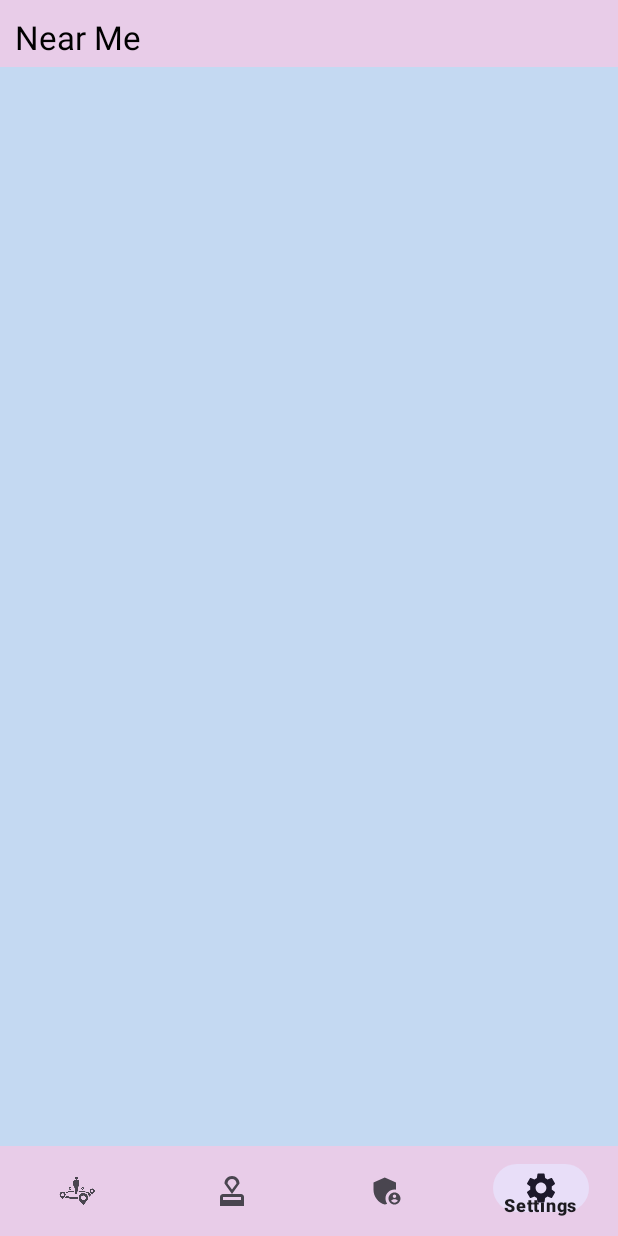
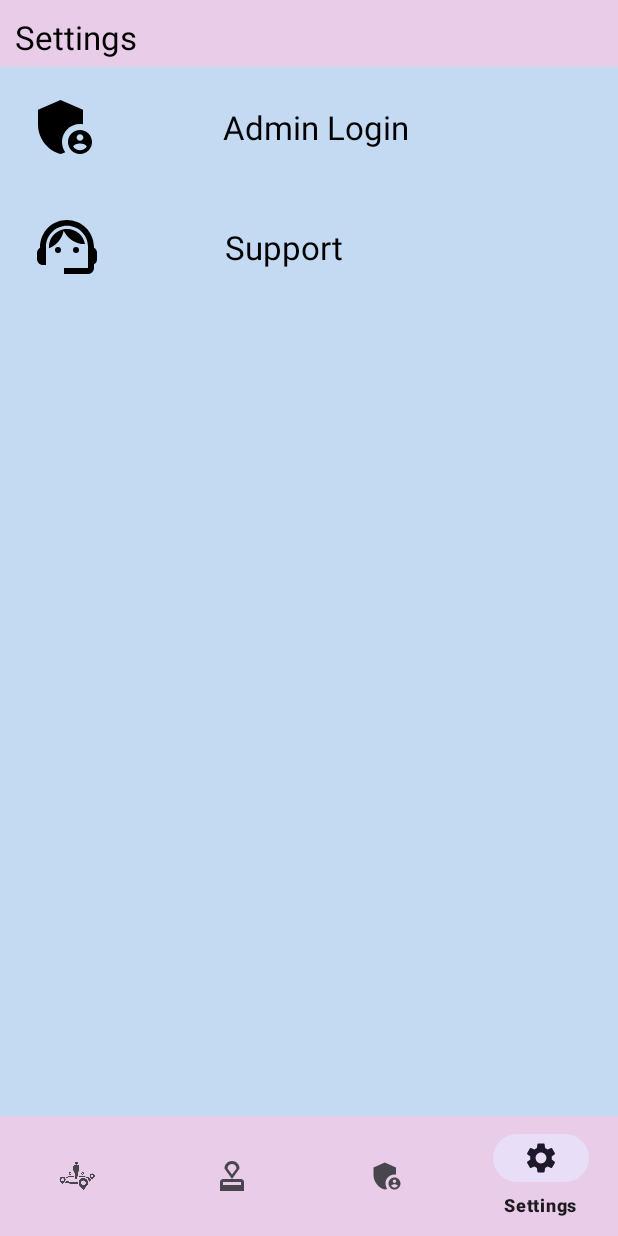
Before and after one commit to BanglaWarlock/ENG_SUS_COLLAB, an Android app: the screen it shows after launch (MainActivity), item 4 of the bottom bar chosen, on a phone screen of 412 x 824 dp. Run offline under Robolectric (Android 15) with nearby library versions, the light colour scheme and no system bars.

Commit message:
- Changed bottom row nav in main xml to match parent for width, height to wrap content. - Fragment container -> now doesnt take up entire thing, just the rest of the space besides bottom navigation. - Main Activity now responsive to tab changes.

```diff
--- a/app/src/main/java/com/example/eng_sus_collab/MainActivity.kt
+++ b/app/src/main/java/com/example/eng_sus_collab/MainActivity.kt
@@ -5,9 +5,18 @@ import androidx.activity.enableEdgeToEdge
 import androidx.appcompat.app.AppCompatActivity
 import androidx.core.view.ViewCompat
 import androidx.core.view.WindowInsetsCompat
+import androidx.fragment.app.Fragment
+import com.google.android.material.bottomnavigation.BottomNavigationView
 
 class MainActivity : AppCompatActivity()
 {
+    private var activeFragment: Fragment? = null
+
+    private var nearMeFragment = NearMe()
+    private var mapFragment = MapView()
+    private var adminFragment = AdminView()
+    private var settingsFragment = SettingsView()
+
     override fun onCreate(savedInstanceState: Bundle?)
     {
         super.onCreate(savedInstanceState)
@@ -17,8 +26,78 @@ class MainActivity : AppCompatActivity()
             val systemBars = insets.getInsets(WindowInsetsCompat.Type.systemBars())
             v.setPadding(systemBars.left, systemBars.top, systemBars.right, systemBars.bottom)
             insets
+        }
 
-            // i do something
+        setupFragments()
+
+        // Set up bottom navigation
+        val bottomNav = findViewById<BottomNavigationView>(R.id.bottomNav)
+        bottomNav.setOnItemSelectedListener { item ->
+            when (item.itemId)
+            {
+                R.id.near ->
+                {
+                    showFragment(nearMeFragment)
+                    true
+                }
+
+                R.id.map ->
+                {
+                    showFragment(mapFragment)
+                    true
+                }
+
+                R.id.admin ->
+                {
+                    showFragment(adminFragment)
+                    true
+                }
+
+                R.id.settings ->
+                {
+                    showFragment(settingsFragment)
+                    true
+                }
+
+                else -> false
+            }
         }
+
+        // Set default selected item
+        bottomNav.selectedItemId = R.id.near
+    }
+
+    private fun setupFragments() {
+        // Initialize all fragments
+
+
+        // Start with all fragments added but only NearMe visible
+        val transaction = supportFragmentManager.beginTransaction()
+
+        transaction.add(R.id.fragmentContainerView2, nearMeFragment)
+        transaction.add(R.id.fragmentContainerView2, mapFragment).hide(mapFragment)
+        transaction.add(R.id.fragmentContainerView2, adminFragment).hide(adminFragment)
+        transaction.add(R.id.fragmentContainerView2, settingsFragment).hide(settingsFragment)
+
+        transaction.commit()
+
+        // Set the active fragment
+        activeFragment = nearMeFragment
+    }
+
+    private fun showFragment(fragment: Fragment) {
+        // Don't do anything if the fragment is already showing
+        if (fragment === activeFragment) return
+
+        // Hide the current fragment and show the new one
+        activeFragment?.let {
+            supportFragmentManager.beginTransaction()
+                .hide(it)
+                .show(fragment)
+                .commit()
         }
+
+        // Update the active fragment reference
+        activeFragment = fragment
+    }
 }
--- a/app/src/main/res/layout/activity_main.xml
+++ b/app/src/main/res/layout/activity_main.xml
@@ -2,6 +2,7 @@
 <androidx.constraintlayout.widget.ConstraintLayout xmlns:android="http://schemas.android.com/apk/res/android"
     xmlns:app="http://schemas.android.com/apk/res-auto"
     xmlns:tools="http://schemas.android.com/tools"
+    android:id="@+id/main"
     android:layout_width="match_parent"
     android:layout_height="match_parent"
     android:background="#C4D9F2"
@@ -28,7 +29,7 @@
         <com.google.android.material.bottomnavigation.BottomNavigationView
             android:id="@+id/bottomNav"
             android:layout_width="match_parent"
-            android:layout_height="60dp"
+            android:layout_height="wrap_content"
             android:layout_alignParentBottom="true"
             android:scrollIndicators="left"
             app:backgroundTint="#E8CCE8"
@@ -39,15 +40,14 @@
             app:menu="@menu/nav_menu" />
 
         <androidx.fragment.app.FragmentContainerView
-            android:id="@+id/fragment_container"
-            android:layout_width="0dp"
+            android:id="@+id/fragmentContainerView2"
+            android:name="com.example.eng_sus_collab.NearMe"
+            android:layout_width="match_parent"
             android:layout_height="0dp"
+            app:layout_constraintVertical_weight="1"
             app:layout_constraintBottom_toTopOf="@+id/bottomNav"
             app:layout_constraintEnd_toEndOf="parent"
-            app:layout_constraintHorizontal_bias="0.826"
             app:layout_constraintStart_toStartOf="parent"
-            app:layout_constraintTop_toTopOf="parent"
-            android:name="com.example.eng_sus_collab.NearMe"
-            tools:layout="@layout/fragment_near_me" />
+            app:layout_constraintTop_toTopOf="parent" />
 
 </androidx.constraintlayout.widget.ConstraintLayout>
```
